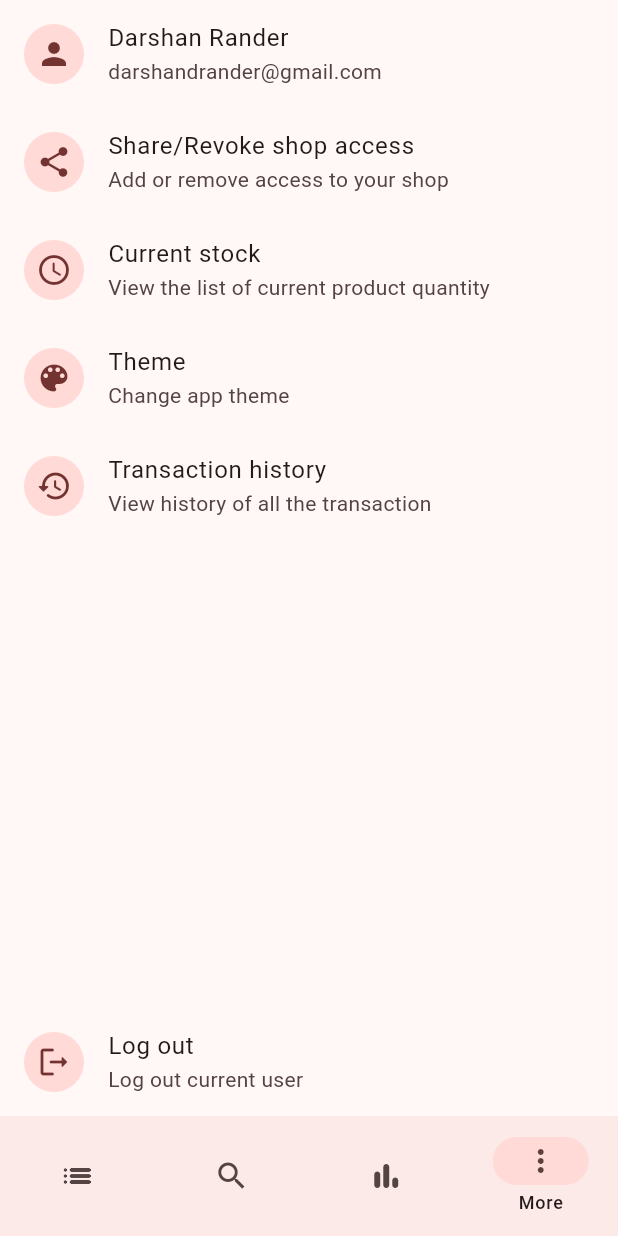
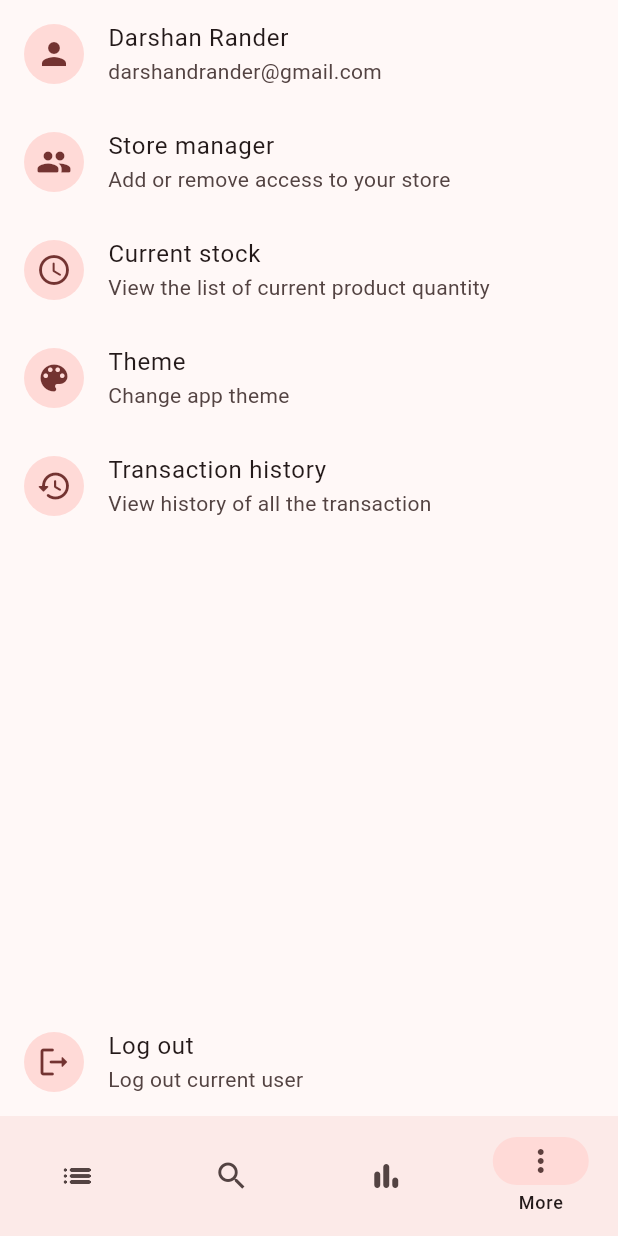
Before and after one commit to SirusCodes/stocker, a Flutter app: the screen it shows after launch, item 4 of the bottom bar chosen, on a phone screen of 412 x 824 dp. Run offline on Flutter 3.47's test engine with Material 2 defaults, Android fonts, the phone set to English and light mode, and no system bars; our stand-ins replace badges, equatable, fl_chart, flutter_riverpod, flutter_typeahead, pin_code_fields; missing offline and left inert: flex_color_picker.

Commit message:
feat: add store manager

```diff
--- a/lib/features/home/widgets/more_section.dart
+++ b/lib/features/home/widgets/more_section.dart
@@ -2,6 +2,7 @@ import 'package:flutter/material.dart';
 import 'package:flutter_riverpod/flutter_riverpod.dart';
 
 import '../../../shared/providers/theme_provider.dart';
+import '../../share_store/presentation/store_manager_screen.dart';
 import '../../transaction/presentation/transaction_history_screen.dart';
 import '../../users/presentation/profile_screen.dart';
 
@@ -19,10 +20,10 @@ class MoreSection extends StatelessWidget {
           onTap: () => Navigator.pushNamed(context, ProfileScreen.path),
         ),
         ListTile(
-          leading: const CircleAvatar(child: Icon(Icons.share_rounded)),
-          title: const Text("Share/Revoke shop access"),
-          subtitle: const Text("Add or remove access to your shop"),
-          onTap: () {},
+          leading: const CircleAvatar(child: Icon(Icons.people_rounded)),
+          title: const Text("Store manager"),
+          subtitle: const Text("Add or remove access to your store"),
+          onTap: () => Navigator.pushNamed(context, StoreManagerScreen.path),
         ),
         ListTile(
           leading: const CircleAvatar(child: Icon(Icons.access_time_rounded)),
--- a/lib/utils/route_generator.dart
+++ b/lib/utils/route_generator.dart
@@ -6,6 +6,7 @@ import '../features/home/presentation/home_base.dart';
 import '../features/product/presentation/product_base_screen.dart';
 import '../features/product/presentation/save_product_screen.dart';
 import '../features/share_store/presentation/create_join_store.dart';
+import '../features/share_store/presentation/store_manager_screen.dart';
 import '../features/transaction/presentation/add_transaction_screen.dart';
 import '../features/transaction/presentation/transaction_history_screen.dart';
 import '../features/users/presentation/profile_screen.dart';
@@ -51,6 +52,10 @@ class RouteGenerator {
         return MaterialPageRoute(
           builder: (_) => const CreateJoinStore(),
         );
+      case StoreManagerScreen.path:
+        return MaterialPageRoute(
+          builder: (_) => const StoreManagerScreen(),
+        );
       default:
         return MaterialPageRoute(builder: (context) => const HomeBase());
     }
```
Also changed, not shown: lib/features/share_store/presentation/store_manager_screen.dart (added, +36 -0 lines).
